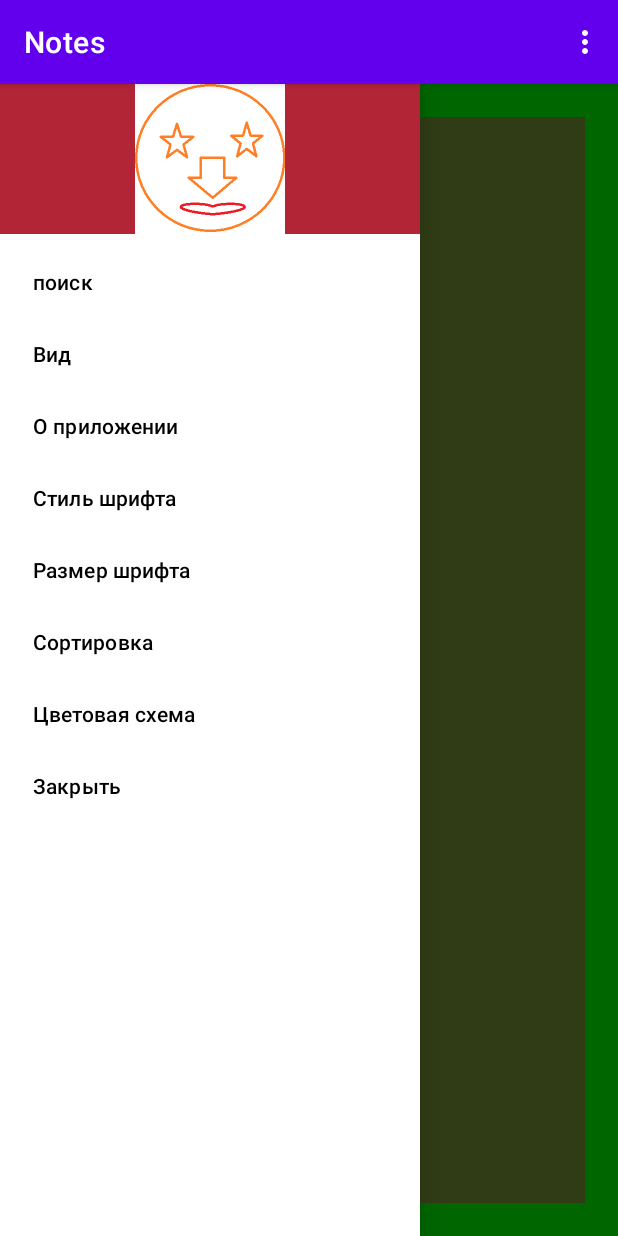
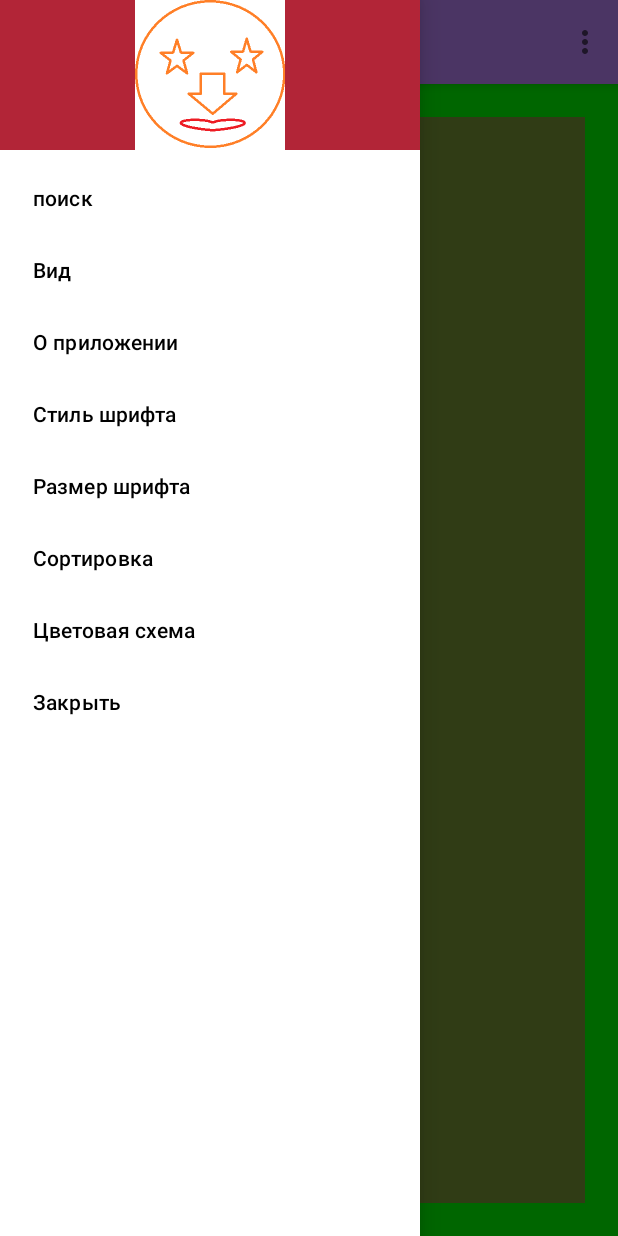
Before and after one commit to EugeneKur/Notes, an Android app: the screen it shows after launch (MainActivity), in the side drawer, after a tap on "Стиль шрифта", on a phone screen of 412 x 824 dp. Run offline under Robolectric (Android 15) with nearby library versions, the phone set to English and light mode, and no system bars.

Commit message:
Homework8. Version 2

```diff
--- a/app/src/main/java/ru/geekbrains/notes/MainActivity.java
+++ b/app/src/main/java/ru/geekbrains/notes/MainActivity.java
@@ -1,11 +1,16 @@
 package ru.geekbrains.notes;
 
 import androidx.annotation.NonNull;
+import androidx.appcompat.app.ActionBarDrawerToggle;
 import androidx.appcompat.app.AppCompatActivity;
+import androidx.appcompat.widget.Toolbar;
+import androidx.drawerlayout.widget.DrawerLayout;
 
 import android.os.Bundle;
 import android.view.Menu;
 import android.view.MenuItem;
+
+import com.google.android.material.navigation.NavigationView;
 
 public class MainActivity extends AppCompatActivity {
 
@@ -14,10 +19,69 @@ public class MainActivity extends AppCompatActivity {
         super.onCreate(savedInstanceState);
         setContentView(R.layout.activity_main);
 
+        initToolbar();
+
         getSupportFragmentManager()
                 .beginTransaction()
                 .replace(R.id.fragment_container1, new ListNotesFragment())
                 .commit();
+    }
+
+    private void initToolbar() {
+        Toolbar toolbar = findViewById(R.id.toolbar);
+        setSupportActionBar(toolbar);
+
+        final DrawerLayout drawerLayout = findViewById(R.id.drawer_layout);
+        ActionBarDrawerToggle toggle = new ActionBarDrawerToggle(
+                this,
+                drawerLayout,
+                toolbar,
+                R.string.navigation_drawer_open,
+                R.string.navigation_drawer_close);
+        drawerLayout.addDrawerListener(toggle);
+        toggle.syncState();
+        NavigationView navigationView = findViewById(R.id.navigation_view);
+        navigationView.setNavigationItemSelectedListener(new NavigationView.OnNavigationItemSelectedListener() {
+            @Override
+            public boolean onNavigationItemSelected(@NonNull MenuItem item) {
+                int id = item.getItemId();
+
+                if (id == R.id.action_about){
+                    getSupportFragmentManager()
+                            .beginTransaction()
+                            .addToBackStack("")
+                            .add(R.id.fragment_container1, new AboutFragment())
+                            .commit();
+
+                    drawerLayout.closeDrawers();
+
+                    return true;
+                } else if (id == R.id.action_look) {
+                    // TODO метод для смены вида расположения списка заметок, например, список/плитка
+                    return true;
+                } else if (id == R.id.action_search) {
+                    // TODO метод для поиска заметки
+                    return true;
+                } else if (id == R.id.action_back) {
+                    finish();
+                    return true;
+                } else if (id == R.id.action_font_size) {
+                    // TODO метод для выбора размера шрифта
+                    return true;
+                } else if (id == R.id.action_font_style) {
+                    // TODO метод для выбора стиля шрифта
+                    return true;
+                } else if (id == R.id.action_sort) {
+                    // TODO метод для выбора сортировки заметки
+                    return true;
+                } else if (id == R.id.action_color_app) {
+                    // TODO метод для выбора цветовой схемы приложения
+                    return true;
+                }
+
+                return false;
+            }
+        });
     }
 
     @Override
--- a/app/src/main/java/ru/geekbrains/notes/TextNotesFragment.java
+++ b/app/src/main/java/ru/geekbrains/notes/TextNotesFragment.java
@@ -5,6 +5,7 @@ import android.os.Bundle;
 
 import androidx.annotation.NonNull;
 import androidx.annotation.Nullable;
+import androidx.appcompat.app.AppCompatActivity;
 import androidx.fragment.app.Fragment;
 
 import android.view.LayoutInflater;
--- a/app/src/main/res/layout-land/activity_main.xml
+++ b/app/src/main/res/layout-land/activity_main.xml
@@ -1,14 +1,42 @@
 <?xml version="1.0" encoding="utf-8"?>
-<LinearLayout
+<androidx.drawerlayout.widget.DrawerLayout
     xmlns:android="http://schemas.android.com/apk/res/android"
     xmlns:app="http://schemas.android.com/apk/res-auto"
     xmlns:tools="http://schemas.android.com/tools"
+    tools:openDrawer="start"
+    android:id="@+id/drawer_layout"
+    android:layout_width="match_parent"
+    android:layout_height="match_parent">
+
+<LinearLayout
+
     android:background="#00FF00"
     android:layout_width="match_parent"
     android:layout_height="match_parent"
-    android:orientation="horizontal"
-    tools:context=".MainActivity">
+    tools:context=".MainActivity"
+    android:id="@+id/main_container"
+    android:orientation="vertical">
 
+    <com.google.android.material.appbar.AppBarLayout
+        android:layout_width="match_parent"
+        android:layout_height="wrap_content"
+        >
+
+        <androidx.appcompat.widget.Toolbar
+            android:id="@+id/toolbar"
+            android:layout_width="match_parent"
+            android:background="@color/purple_200"
+            app:title="@string/app_name"
+            app:subtitle="Main"
+            android:layout_height="?attr/actionBarSize">
+        </androidx.appcompat.widget.Toolbar>
+
+    </com.google.android.material.appbar.AppBarLayout>
+
+    <LinearLayout
+        android:layout_width="match_parent"
+        android:layout_height="match_parent"
+        android:orientation="horizontal">
         <FrameLayout
             android:id="@+id/fragment_container1"
             android:layout_margin="3pt"
@@ -23,5 +51,21 @@
             android:layout_width="match_parent"
             android:layout_height="match_parent"
             android:layout_weight="1"/>
+    </LinearLayout>
+
+
+
 
 </LinearLayout>
+    <com.google.android.material.navigation.NavigationView
+
+        android:id="@+id/navigation_view"
+        android:layout_width="wrap_content"
+        android:layout_height="match_parent"
+        android:layout_gravity="start"
+        app:headerLayout="@layout/header"
+        app:menu="@menu/drawer"
+        >
+
+    </com.google.android.material.navigation.NavigationView>
+</androidx.drawerlayout.widget.DrawerLayout>
--- a/app/src/main/res/layout/activity_main.xml
+++ b/app/src/main/res/layout/activity_main.xml
@@ -4,6 +4,7 @@
     xmlns:app="http://schemas.android.com/apk/res-auto"
     xmlns:tools="http://schemas.android.com/tools"
     tools:openDrawer="start"
+    android:id="@+id/drawer_layout"
     android:layout_width="match_parent"
     android:layout_height="match_parent">
 
@@ -14,8 +15,23 @@
     android:layout_width="match_parent"
     android:layout_height="match_parent"
     tools:context=".MainActivity"
-    android:id="@+id/main_container">
+    android:id="@+id/main_container"
+    android:orientation="vertical">
 
+    <com.google.android.material.appbar.AppBarLayout
+        android:layout_width="match_parent"
+        android:layout_height="wrap_content">
+
+        <androidx.appcompat.widget.Toolbar
+            android:id="@+id/toolbar"
+            android:layout_width="match_parent"
+            android:background="@color/purple_200"
+            app:title="@string/app_name"
+            app:subtitle="Main"
+            android:layout_height="?attr/actionBarSize">
+        </androidx.appcompat.widget.Toolbar>
+
+    </com.google.android.material.appbar.AppBarLayout>
 
     <FrameLayout
         android:id="@+id/fragment_container1"
--- a/app/src/main/res/values-night/themes.xml
+++ b/app/src/main/res/values-night/themes.xml
@@ -1,6 +1,6 @@
 <resources xmlns:tools="http://schemas.android.com/tools">
     <!-- Base application theme. -->
-    <style name="Theme.Notes" parent="Theme.MaterialComponents.DayNight.DarkActionBar">
+    <style name="Theme.Notes" parent="Theme.MaterialComponents.DayNight.NoActionBar">
         <!-- Primary brand color. -->
         <item name="colorPrimary">@color/purple_200</item>
         <item name="colorPrimaryVariant">@color/purple_700</item>
--- a/app/src/main/res/values/strings.xml
+++ b/app/src/main/res/values/strings.xml
@@ -2,4 +2,6 @@
     <string name="app_name">Notes</string>
     <!-- TODO: Remove or change this placeholder text -->
     <string name="hello_blank_fragment">Hello blank fragment</string>
+    <string name="navigation_drawer_close">navigation_drawer_close</string>
+    <string name="navigation_drawer_open">navigation_drawer_open</string>
 </resources>
--- a/app/src/main/res/values/themes.xml
+++ b/app/src/main/res/values/themes.xml
@@ -1,6 +1,6 @@
 <resources xmlns:tools="http://schemas.android.com/tools">
     <!-- Base application theme. -->
-    <style name="Theme.Notes" parent="Theme.MaterialComponents.DayNight.DarkActionBar">
+    <style name="Theme.Notes" parent="Theme.MaterialComponents.DayNight.NoActionBar">
         <!-- Primary brand color. -->
         <item name="colorPrimary">@color/purple_500</item>
         <item name="colorPrimaryVariant">@color/purple_700</item>
```
Lines whose indentation alone changed are shown as unchanged.
